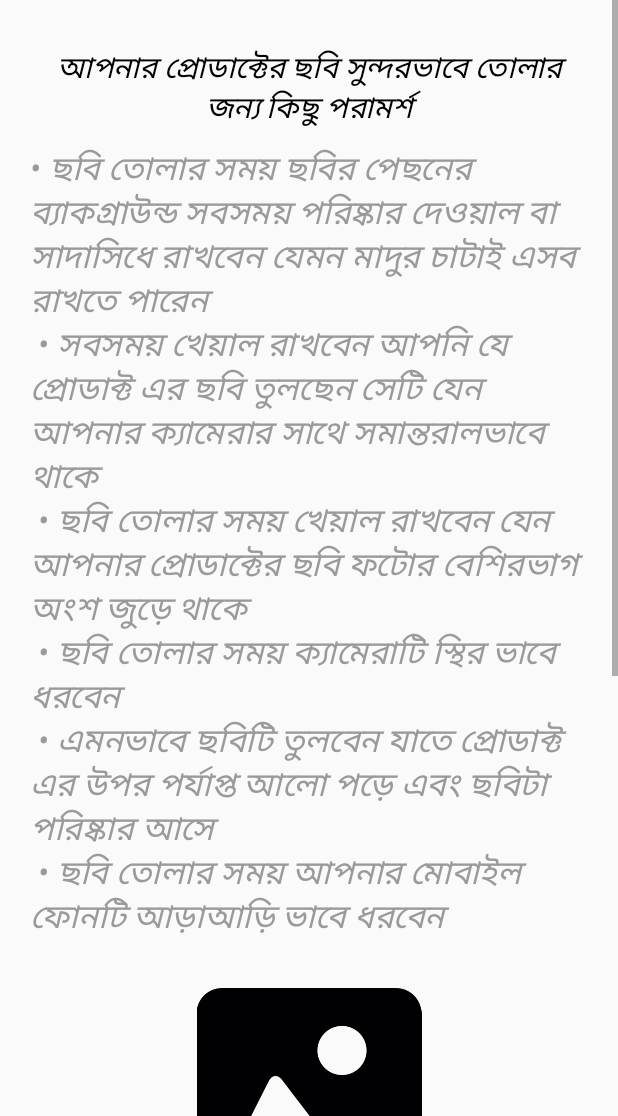
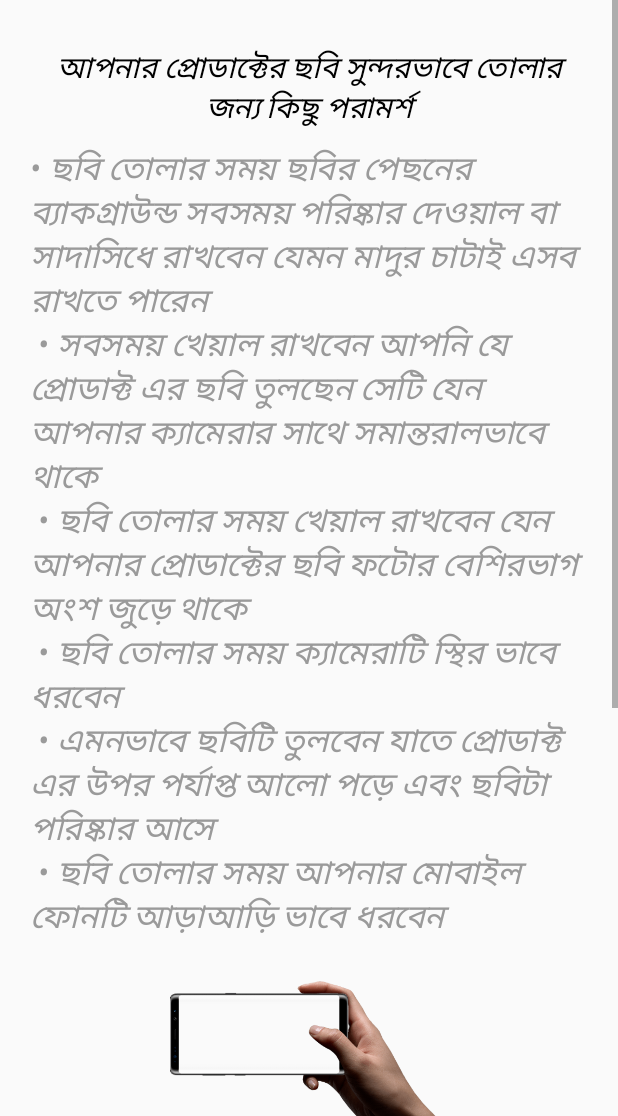
Before and after one commit to deysarkarswarup/ArtisanProfiling, an Android app: the DirectionToCaptureImageActivity screen opened directly, with no data from a screen before it, on a phone screen of 412 x 824 dp, the part 120-1236 px from its top. Run offline under Robolectric (Android 15) with nearby library versions, the phone set to English and light mode, and no system bars.

Commit message:
fixing bugs

```diff
--- a/app/src/main/java/com/example/artisanprofilingapp/CaptureImageActivity.java
+++ b/app/src/main/java/com/example/artisanprofilingapp/CaptureImageActivity.java
@@ -56,7 +56,7 @@ public class CaptureImageActivity extends AppCompatActivity {
     private File file;
     private Uri file_uri;
     SharedPreferences myPref;
-    private String dataToGet, idToGet;
+    private String dataToGet, idToGet,productNameToGet;
     private String ImageCountToGet;
     private MediaPlayer mediaPlayer;
 
@@ -70,6 +70,7 @@ public class CaptureImageActivity extends AppCompatActivity {
         myPref = getApplicationContext().getSharedPreferences("MyPref",MODE_PRIVATE);
         dataToGet = myPref.getString("phone","No data found");
         idToGet = myPref.getString("id","No Data found");
+        productNameToGet = myPref.getString("ProductName","No Data found");
         ImageCountToGet = myPref.getString("count","No data found");
         mediaPlayer = MediaPlayer.create(this, R.raw.captureimage1);
 
@@ -198,7 +199,7 @@ public class CaptureImageActivity extends AppCompatActivity {
 
 //        StringRequest request = new StringRequest(Request.Method.POST, "http://192.168.43.12/Artisans-Profiling/imageupload.php",
 
-StringRequest request = new StringRequest(Request.Method.POST, "https://artisanapp.xyz/imageupload.php",
+StringRequest request = new StringRequest(Request.Method.POST, "https://artisanapp.xyz/imageupload.php?productName="+productNameToGet,
 
                 new Response.Listener<String>() {
                     @Override
--- a/app/src/main/res/layout/activity_direction_to_capture_image.xml
+++ b/app/src/main/res/layout/activity_direction_to_capture_image.xml
@@ -66,8 +66,8 @@
         <ImageView
             android:id="@+id/img1"
             android:layout_width="wrap_content"
-            android:layout_height="150dp"
-            android:src="@drawable/picture"
+            android:layout_height="100dp"
+            android:src="@drawable/mobilelandscape"
             android:layout_marginTop="0dp"
             android:layout_marginBottom="50dp"
             android:layout_marginStart="20dp"
@@ -101,19 +101,19 @@
                 <ImageView
                     android:layout_width="150dp"
                     android:layout_height="match_parent"
-                    android:src="@drawable/picture"/>
+                    android:src="@drawable/tshirt3"/>
 
                 <ImageView
                     android:layout_width="150dp"
                     android:layout_height="match_parent"
                     android:layout_marginLeft="0dp"
-                    android:src="@drawable/picture" />
+                    android:src="@drawable/painting3" />
 
                 <ImageView
                     android:layout_width="150dp"
                     android:layout_height="match_parent"
                     android:layout_marginLeft="0dp"
-                    android:src="@drawable/picture"/>
+                    android:src="@drawable/showpiece3"/>
 
             </LinearLayout>
         </HorizontalScrollView>
```
